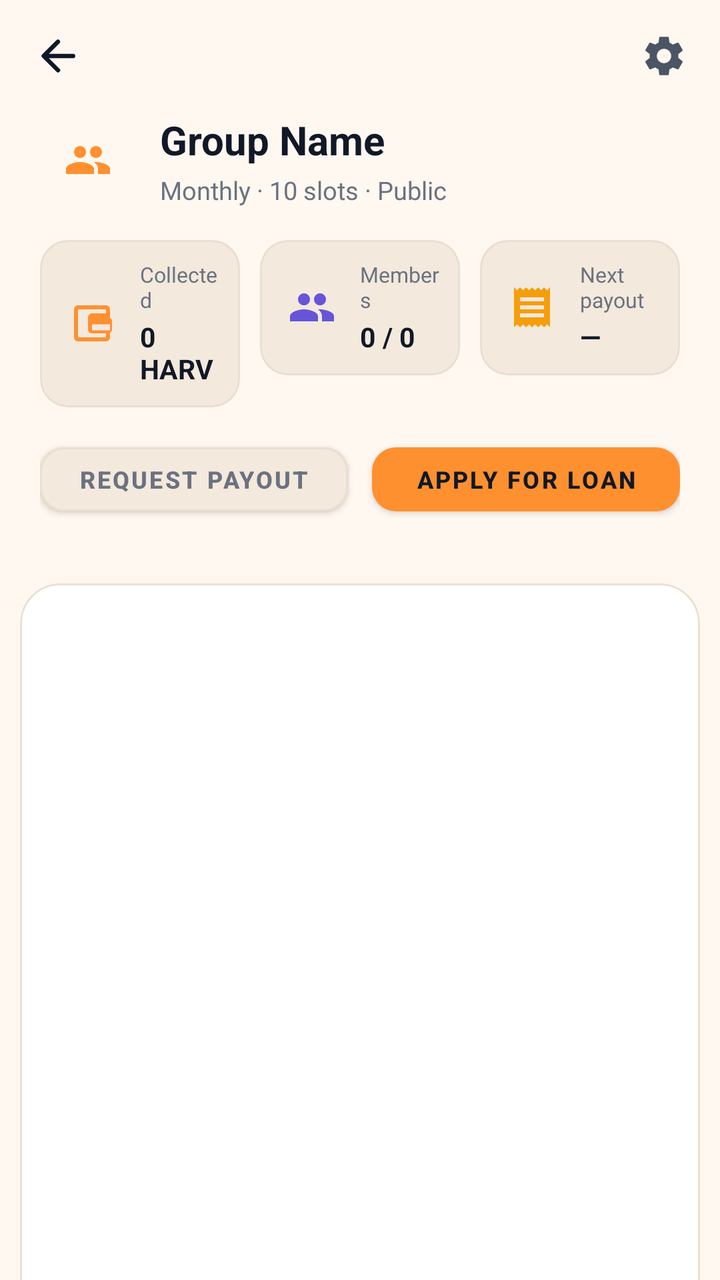
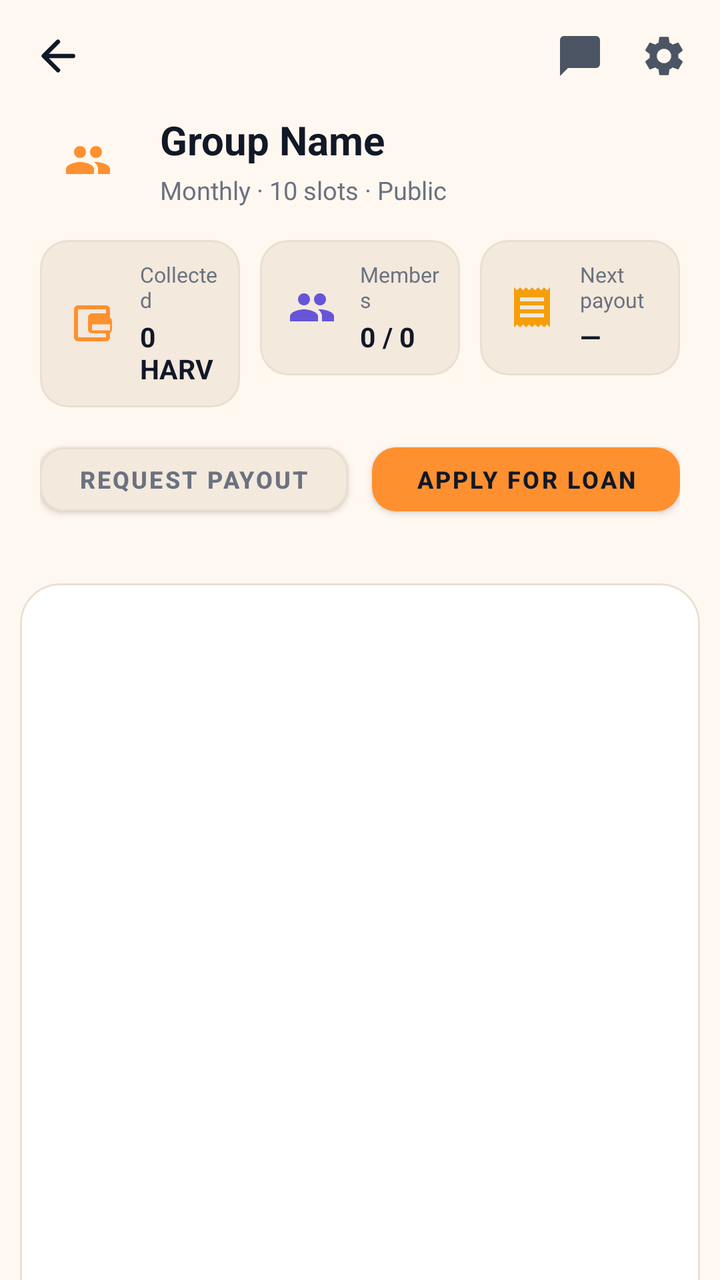

Compare the two renders of this Android layout. The source of the first and the diff that turns it into the second are given below.
<!-- AndroidManifest.xml: application theme AppTheme -->
<!-- res/layout/group_details.xml -->
<androidx.coordinatorlayout.widget.CoordinatorLayout
	xmlns:android="http://schemas.android.com/apk/res/android"
	xmlns:app="http://schemas.android.com/apk/res-auto"
	xmlns:tools="http://schemas.android.com/tools"
	android:layout_width="match_parent"
	android:layout_height="match_parent"
	android:background="@color/colorBackground"
	android:id="@+id/_main">
	<com.google.android.material.appbar.AppBarLayout
		android:id="@+id/app_bar_layout"
		android:layout_width="match_parent"
		android:layout_height="wrap_content"
		android:background="@android:color/transparent"
		app:elevation="0dp">
		<com.google.android.material.appbar.CollapsingToolbarLayout
			android:id="@+id/collapsing_toolbar"
			android:layout_width="match_parent"
			android:layout_height="wrap_content"
			app:contentScrim="@color/colorSurface"
			app:layout_scrollFlags="scroll|exitUntilCollapsed">
			<LinearLayout
				android:id="@+id/linear_group_header"
				android:layout_width="match_parent"
				android:layout_height="wrap_content"
				android:paddingTop="56dp"
				android:paddingBottom="20dp"
				android:orientation="vertical"
				android:paddingStart="20dp"
				android:paddingEnd="20dp"
				app:layout_collapseMode="parallax"
				app:layout_collapseParallaxMultiplier="0.7">
				<LinearLayout
					android:id="@+id/linear24"
					android:layout_width="match_parent"
					android:layout_height="wrap_content"
					android:gravity="center_vertical"
					android:orientation="horizontal">
					<ImageView
						android:id="@+id/iv_group_icon"
						android:layout_width="48dp"
						android:layout_height="48dp"
						android:padding="8dp"
						android:src="@drawable/ic_groups"
						android:scaleType="centerInside"
						app:tint="@color/colorAccent" />
					<LinearLayout
						android:id="@+id/linear25"
						android:layout_width="0dp"
						android:layout_height="wrap_content"
						android:orientation="vertical"
						android:layout_weight="1"
						android:layout_marginStart="12dp">
						<TextView
							android:id="@+id/tv_group_name"
							android:layout_width="match_parent"
							android:layout_height="wrap_content"
							android:text="Group Name"
							android:textSize="20sp"
							android:textStyle="bold"
							android:textColor="@color/colorTextPrimary"
							android:maxLines="2"
							android:ellipsize="end" />
						<TextView
							android:id="@+id/tv_group_meta"
							android:layout_width="match_parent"
							android:layout_height="wrap_content"
							android:layout_marginTop="3dp"
							android:text="Monthly · 10 slots · Public"
							android:textColor="@color/colorTextTertiary"
							android:textSize="12.5sp" />
					</LinearLayout>
					<TextView
						android:id="@+id/tv_admin_badge"
						android:layout_width="wrap_content"
						android:layout_height="wrap_content"
						android:paddingLeft="10dp"
						android:paddingTop="4dp"
						android:paddingRight="10dp"
						android:paddingBottom="4dp"
						android:background="@color/colorAccentSoft"
						android:text="ADMIN"
						android:textSize="11sp"
						android:textStyle="bold"
						android:textColor="@color/colorAccent"
						android:visibility="gone" />
				</LinearLayout>
				<LinearLayout
					android:id="@+id/linear26"
					android:layout_width="match_parent"
					android:layout_height="wrap_content"
					android:layout_marginTop="16dp"
					android:orientation="horizontal">
					<com.google.android.material.card.MaterialCardView
						android:id="@+id/cardview13"
						android:layout_width="0dp"
						android:layout_height="wrap_content"
						app:cardBackgroundColor="@color/colorSurfaceRaised"
						android:layout_weight="1"
						android:layout_marginEnd="5dp"
						app:cardCornerRadius="14dp"
						app:cardElevation="0dp"
						app:strokeWidth="1dp"
						app:strokeColor="@color/colorCardStroke">
						<LinearLayout
							android:id="@+id/linear27"
							android:layout_width="match_parent"
							android:layout_height="wrap_content"
							android:padding="10dp"
							android:gravity="center_vertical"
							android:orientation="horizontal">
							<ImageView
								android:id="@+id/imageview11"
								android:layout_width="32dp"
								android:layout_height="32dp"
								android:src="@drawable/ic_wallet"
								android:scaleType="centerInside"
								app:tint="@color/colorAccent" />
							<LinearLayout
								android:id="@+id/linear30"
								android:layout_width="match_parent"
								android:layout_height="wrap_content"
								android:gravity="center_vertical"
								android:orientation="vertical"
								android:layout_marginStart="8dp">
								<TextView
									android:id="@+id/textview10"
									android:layout_width="wrap_content"
									android:layout_height="wrap_content"
									android:text="Collected"
									android:textColor="@color/colorTextTertiary"
									android:textSize="10.5sp" />
								<TextView
									android:id="@+id/tv_header_amount"
									android:layout_width="wrap_content"
									android:layout_height="wrap_content"
									android:layout_marginTop="2dp"
									android:text="0 HARV"
									android:textStyle="bold"
									android:textColor="@color/colorTextPrimary"
									android:textSize="13.5sp" />
							</LinearLayout>
						</LinearLayout>
					</com.google.android.material.card.MaterialCardView>
					<com.google.android.material.card.MaterialCardView
						android:id="@+id/cardview14"
						android:layout_width="0dp"
						android:layout_height="wrap_content"
						app:cardBackgroundColor="@color/colorSurfaceRaised"
						android:layout_weight="1"
						android:layout_marginStart="5dp"
						android:layout_marginEnd="5dp"
						app:cardCornerRadius="14dp"
						app:cardElevation="0dp"
						app:strokeWidth="1dp"
						app:strokeColor="@color/colorCardStroke">
						<LinearLayout
							android:id="@+id/linear28"
							android:layout_width="match_parent"
							android:layout_height="wrap_content"
							android:padding="10dp"
							android:gravity="center_vertical"
							android:orientation="horizontal">
							<ImageView
								android:id="@+id/imageview12"
								android:layout_width="32dp"
								android:layout_height="32dp"
								android:src="@drawable/ic_groups"
								android:scaleType="centerInside"
								app:tint="@color/colorSecondaryAccent" />
							<LinearLayout
								android:id="@+id/linear31"
								android:layout_width="match_parent"
								android:layout_height="wrap_content"
								android:gravity="center_vertical"
								android:orientation="vertical"
								android:layout_marginStart="8dp">
								<TextView
									android:id="@+id/textview11"
									android:layout_width="wrap_content"
									android:layout_height="wrap_content"
									android:text="Members"
									android:textColor="@color/colorTextTertiary"
									android:textSize="10.5sp" />
								<TextView
									android:id="@+id/tv_header_members"
									android:layout_width="wrap_content"
									android:layout_height="wrap_content"
									android:layout_marginTop="2dp"
									android:text="0 / 0"
									android:textStyle="bold"
									android:textColor="@color/colorTextPrimary"
									android:textSize="13.5sp" />
							</LinearLayout>
						</LinearLayout>
					</com.google.android.material.card.MaterialCardView>
					<com.google.android.material.card.MaterialCardView
						android:id="@+id/cardview15"
						android:layout_width="0dp"
						android:layout_height="wrap_content"
						app:cardBackgroundColor="@color/colorSurfaceRaised"
						android:layout_weight="1"
						android:layout_marginStart="5dp"
						app:cardCornerRadius="14dp"
						app:cardElevation="0dp"
						app:strokeWidth="1dp"
						app:strokeColor="@color/colorCardStroke">
						<LinearLayout
							android:id="@+id/linear29"
							android:layout_width="match_parent"
							android:layout_height="wrap_content"
							android:padding="10dp"
							android:gravity="center_vertical"
							android:orientation="horizontal">
							<ImageView
								android:id="@+id/imageview13"
								android:layout_width="32dp"
								android:layout_height="32dp"
								android:src="@drawable/ic_receipt"
								android:scaleType="centerInside"
								app:tint="@color/colorAmber" />
							<LinearLayout
								android:id="@+id/linear32"
								android:layout_width="match_parent"
								android:layout_height="wrap_content"
								android:gravity="center_vertical"
								android:orientation="vertical"
								android:layout_marginStart="8dp">
								<TextView
									android:id="@+id/textview12"
									android:layout_width="wrap_content"
									android:layout_height="wrap_content"
									android:text="Next payout"
									android:textColor="@color/colorTextTertiary"
									android:textSize="10.5sp" />
								<TextView
									android:id="@+id/tv_header_next"
									android:layout_width="wrap_content"
									android:layout_height="wrap_content"
									android:layout_marginTop="2dp"
									android:text="—"
									android:textStyle="bold"
									android:textColor="@color/colorTextPrimary"
									android:textSize="13.5sp" />
							</LinearLayout>
						</LinearLayout>
					</com.google.android.material.card.MaterialCardView>
				</LinearLayout>
				<LinearLayout
					android:id="@+id/linear2"
					android:layout_width="match_parent"
					android:layout_height="wrap_content"
					android:layout_marginTop="14dp"
					android:orientation="horizontal">
					<com.google.android.material.button.MaterialButton
						android:id="@+id/btn_footer_request_payout"
						android:layout_width="0dp"
						android:layout_height="44dp"
						android:gravity="center_horizontal|center_vertical"
						android:text="Request Payout"
						android:textSize="12sp"
						android:textStyle="bold"
						android:textColor="@color/colorTextTertiary"
						android:layout_weight="1"
						android:layout_marginEnd="6dp"
						app:backgroundTint="@color/colorSurfaceRaised"
						app:cornerRadius="12dp"
						app:strokeColor="@color/colorCardStroke"
						app:strokeWidth="1dp" />
					<com.google.android.material.button.MaterialButton
						android:id="@+id/btn_footer_apply_loan"
						android:layout_width="0dp"
						android:layout_height="44dp"
						android:gravity="center_horizontal|center_vertical"
						android:text="Apply for Loan"
						android:textSize="12sp"
						android:textStyle="bold"
						android:textColor="@color/colorTextOnAccent"
						android:layout_weight="1"
						android:layout_marginStart="6dp"
						app:backgroundTint="@color/colorAccent"
						app:cornerRadius="12dp"
						app:elevation="0dp" />
				</LinearLayout>
			</LinearLayout>
			<LinearLayout
				android:id="@+id/linear7"
				android:layout_width="match_parent"
				android:layout_height="56dp"
				android:gravity="center_vertical"
				android:orientation="horizontal"
				android:paddingStart="16dp"
				android:paddingEnd="16dp"
				app:layout_collapseMode="pin">
				<ImageView
					android:id="@+id/imageview1"
					android:layout_width="26dp"
					android:layout_height="26dp"
					android:src="@drawable/icon_arrow_back_round"
					android:scaleType="centerInside"
					app:tint="@color/colorTextPrimary" />
				<View
					android:id="@+id/view8"
					android:layout_width="0dp"
					android:layout_height="match_parent"
					android:layout_weight="1" />
				<ImageView
					android:id="@+id/btn_group_overflow"
					android:layout_width="24dp"
					android:layout_height="24dp"
					android:src="@drawable/ic_settings"
					android:scaleType="centerInside"
					app:tint="@color/colorTextSecondary" />
			</LinearLayout>
		</com.google.android.material.appbar.CollapsingToolbarLayout>
	</com.google.android.material.appbar.AppBarLayout>
	<com.google.android.material.card.MaterialCardView
		android:id="@+id/cardview16"
		android:layout_width="match_parent"
		android:layout_height="match_parent"
		android:layout_margin="10dp"
		app:cardBackgroundColor="@color/colorSurface"
		app:cardCornerRadius="20dp"
		app:cardElevation="0dp"
		app:strokeWidth="1dp"
		app:strokeColor="@color/colorCardStroke"
		app:layout_behavior="@string/appbar_scrolling_view_behavior">
		<LinearLayout
			android:id="@+id/linear9"
			android:layout_width="match_parent"
			android:layout_height="match_parent"
			android:orientation="vertical">
			<com.google.android.material.tabs.TabLayout
				android:id="@+id/tab_layout"
				android:layout_width="match_parent"
				android:layout_height="wrap_content"
				android:background="@android:color/transparent"
				app:tabIndicatorColor="@color/colorAccent"
				app:tabIndicatorHeight="3dp"
				app:tabSelectedTextColor="@color/colorAccent"
				app:tabTextColor="@color/colorTextTertiary"
				app:tabIconTint="@color/colorAccent"
				app:tabMode="scrollable"
				app:tabGravity="start"
				app:tabRippleColor="@color/colorAccentRipple" />
			<androidx.viewpager.widget.ViewPager
				android:id="@+id/view_pager"
				android:layout_width="match_parent"
				android:layout_height="0dp"
				android:background="@android:color/transparent"
				android:layout_weight="1" />
		</LinearLayout>
	</com.google.android.material.card.MaterialCardView>
</androidx.coordinatorlayout.widget.CoordinatorLayout>
<!-- resources referenced by this layout -->
<resources>
  <color name="colorAccent">#FF9030</color>
  <color name="colorAccentRipple">#1AFF9030</color>
  <color name="colorAccentSoft">#1AFF6115</color>
  <color name="colorAmber">#F59E0B</color>
  <color name="colorBackground">#FFF8F0</color>
  <color name="colorCardStroke">#EADFD0</color>
  <color name="colorSecondaryAccent">#6655D9</color>
  <color name="colorSurface">#FFFFFF</color>
  <color name="colorSurfaceRaised">#F3E9DC</color>
  <color name="colorTextOnAccent">#111827</color>
  <color name="colorTextPrimary">#111827</color>
  <color name="colorTextSecondary">#4B5563</color>
  <color name="colorTextTertiary">#6B7280</color>
  <!-- drawable ic_receipt (drawable) -->
  <?xml version="1.0" encoding="utf-8"?>
  <vector xmlns:android="http://schemas.android.com/apk/res/android"
      android:width="24dp"
      android:height="24dp"
      android:viewportWidth="24"
      android:viewportHeight="24">
  
      <path
          android:fillColor="#FFFFFFFF"
          android:pathData="M18,17H6v-2h12v2zM18,13H6v-2h12v2zM18,9H6L6,7h12v2zM3,22l1.5,-1.5L6,22l1.5,-1.5L9,22l1.5,-1.5L12,22l1.5,-1.5L15,22l1.5,-1.5L18,22l1.5,-1.5L21,22L21,2l-1.5,1.5L18,2l-1.5,1.5L15,2l-1.5,1.5L12,2l-1.5,1.5L9,2L7.5,3.5 6,2 4.5,3.5 3,2v20z" />
  
  </vector>
  <!-- drawable icon_arrow_back_round (drawable-xhdpi) -->
  <?xml version='1.0' encoding='UTF-8' standalone='yes' ?>
  <vector xmlns:android="http://schemas.android.com/apk/res/android" android:width="48dp" android:height="48dp" android:viewportWidth="24.0" android:viewportHeight="24.0"><path android:pathData="M19 11H7.83l4.88-4.88c.39-.39.39-1.03 0-1.42a.996.996 0 0 0-1.41 0l-6.59 6.59a.996.996 0 0 0 0 1.41l6.59 6.59a.996.996 0 1 0 1.41-1.41L7.83 13H19c.55 0 1-.45 1-1s-.45-1-1-1z" android:fillColor="#FFFFFF" /></vector>
  <style name="HarvanaTextView" parent="android:Widget.TextView">
          <item name="android:textColor">@color/colorTextPrimary</item>
      </style>
  <color name="colorAccentDark">#E57A14</color>
  <color name="colorError">#EF4444</color>
  <color name="colorTextPrimaryWhite">#FFFFFF</color>
  <color name="colorControlNormal">#6B7280</color>
  <color name="colorAccentStroke">#33FF9030</color>
  <color name="colorAccentStrong">#B85F0A</color>
  <style name="HarvanaDialogButton" parent="Widget.MaterialComponents.Button.TextButton.Dialog">
          <item name="android:textColor">@color/colorAccent</item>
          <item name="android:minHeight">48dp</item>
      </style>
  <style name="HarvanaBottomSheetStyle" parent="Widget.MaterialComponents.BottomSheet.Modal">
          <item name="backgroundTint">?attr/colorSurface</item>
          <item name="shapeAppearanceOverlay">@style/HarvanaBottomSheetShape</item>
      </style>
  <style name="HarvanaBottomSheetShape" parent="">
          <item name="cornerFamily">rounded</item>
          <item name="cornerSizeTopLeft">20dp</item>
          <item name="cornerSizeTopRight">20dp</item>
          <item name="cornerSizeBottomLeft">0dp</item>
          <item name="cornerSizeBottomRight">0dp</item>
      </style>
  <!-- unchanged entries left out for length: 6 -->
</resources>

<!-- the commit's change to res/layout/group_details.xml (unified diff, before → after) -->
@@ -303,6 +303,18 @@
 					android:layout_width="0dp"
 					android:layout_height="match_parent"
 					android:layout_weight="1" />
+				<ImageView
+					android:id="@+id/btn_group_chats"
+					android:layout_width="24dp"
+					android:layout_height="24dp"
+					android:layout_marginEnd="18dp"
+					android:background="?attr/selectableItemBackgroundBorderless"
+					android:clickable="true"
+					android:contentDescription="Group chats"
+					android:focusable="true"
+					android:scaleType="centerInside"
+					android:src="@drawable/ic_chat"
+					app:tint="@color/colorTextSecondary" />
 				<ImageView
 					android:id="@+id/btn_group_overflow"
 					android:layout_width="24dp"
<!-- resource entries referenced after the edit -->
@@ -13,6 +13,17 @@
   <color name="colorTextPrimary">#111827</color>
   <color name="colorTextSecondary">#4B5563</color>
   <color name="colorTextTertiary">#6B7280</color>
+  <!-- drawable ic_chat (drawable) -->
+  <?xml version="1.0" encoding="utf-8"?>
+  <vector xmlns:android="http://schemas.android.com/apk/res/android"
+      android:width="24dp"
+      android:height="24dp"
+      android:viewportWidth="24"
+      android:viewportHeight="24">
+      <path
+          android:fillColor="#FFFFFFFF"
+          android:pathData="M20,2H4C2.9,2 2,2.9 2,4v18l4,-4h14c1.1,0 2,-0.9 2,-2V4C22,2.9 21.1,2 20,2z" />
+  </vector>
   <!-- drawable ic_receipt (drawable) -->
   <?xml version="1.0" encoding="utf-8"?>
   <vector xmlns:android="http://schemas.android.com/apk/res/android"
